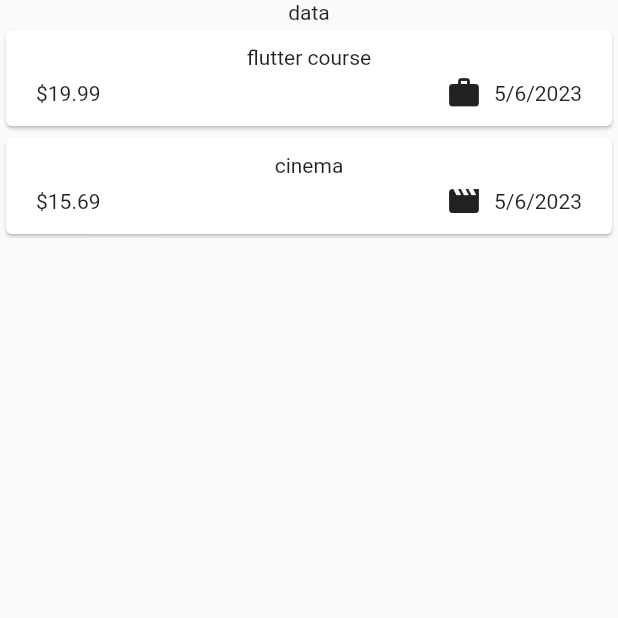
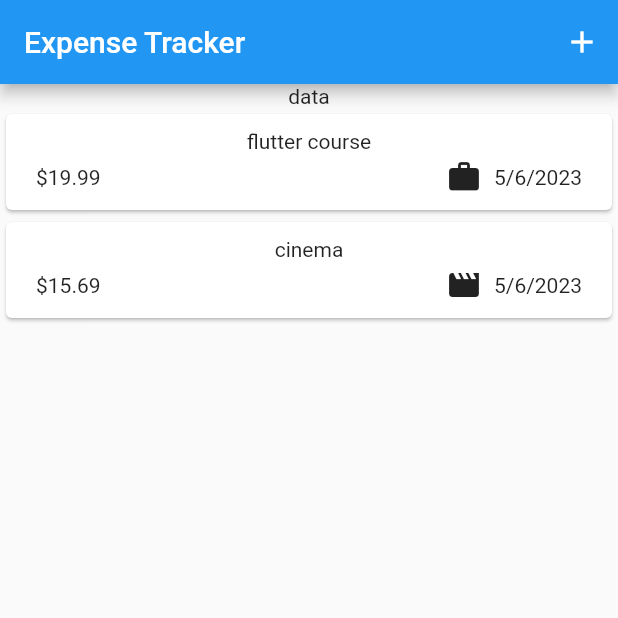
Before and after one commit to mhaidar10/my_flutter_roadmap, a Flutter app: the screen it shows after launch, on a phone screen of 412 x 824 dp, the top half of it. Run offline on Flutter 3.47's test engine with Material 2 defaults, Android fonts, the phone set to English and light mode, and no system bars.

Commit message:
adding new code

```diff
--- a/lib/main.dart
+++ b/lib/main.dart
@@ -4,6 +4,7 @@ import 'package:flutter/material.dart';
 void main() {
   runApp(
     const MaterialApp(
+      debugShowCheckedModeBanner: false,
       home: Expenses(),
     ),
   );
--- a/lib/widgets/expenses.dart
+++ b/lib/widgets/expenses.dart
@@ -1,3 +1,5 @@
+import 'package:expense_tracker_app/widgets/new_expense.dart';
+
 import './expenses_list/expenses_list.dart';
 import 'package:expense_tracker_app/models/expense.dart';
 import 'package:flutter/material.dart';
@@ -25,9 +27,28 @@ class _ExpensesState extends State<Expenses> {
     ),
   ];
 
+  void _openAddExpenseOverlay() {
+    showModalBottomSheet(
+      context: context,
+      builder: (ctx) => const NewExpense(),
+    );
+  }
+
   @override
   Widget build(BuildContext context) {
     return Scaffold(
+      appBar: AppBar(
+        title: const Text('Expense Tracker'),
+        actions: [
+          IconButton(
+            onPressed: _openAddExpenseOverlay,
+            icon: const Icon(
+              Icons.add,
+              color: Colors.white,
+            ),
+          )
+        ],
+      ),
       body: Column(
         children: [
           const Text('data'),
```
Also changed, not shown: lib/widgets/new_expense.dart (added, +27 -0 lines).
